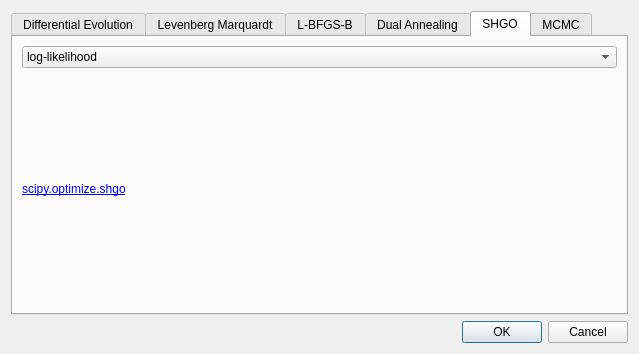
Qt form refnx/reflect/_app/ui/optimisation.ui (refnx/refnx) before a commit.
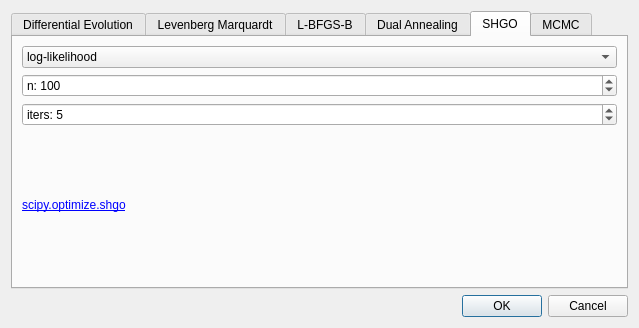
The same form after that commit. The open tabs and pages were chosen to show the change.

Commit message: ENH: add shgo keyword parameters to gui

Diff of the .ui file:
```diff
--- a/refnx/reflect/_app/ui/optimisation.ui
+++ b/refnx/reflect/_app/ui/optimisation.ui
@@ -10,7 +10,7 @@
     <x>0</x>
     <y>0</y>
     <width>639</width>
-    <height>354</height>
+    <height>328</height>
    </rect>
   </property>
   <property name="windowTitle">
@@ -605,6 +605,22 @@
        <string>SHGO</string>
       </attribute>
       <layout class="QGridLayout" name="gridLayout_5">
+       <item row="1" column="0">
+        <widget class="QSpinBox" name="shgo_n">
+         <property name="prefix">
+          <string>n: </string>
+         </property>
+         <property name="minimum">
+          <number>1</number>
+         </property>
+         <property name="maximum">
+          <number>2000</number>
+         </property>
+         <property name="value">
+          <number>100</number>
+         </property>
+        </widget>
+       </item>
        <item row="0" column="0">
         <widget class="QComboBox" name="shgo_target">
          <property name="toolTip">
@@ -628,7 +644,7 @@
          </item>
         </widget>
        </item>
-       <item row="1" column="0">
+       <item row="3" column="0">
         <widget class="QLabel" name="label_4">
          <property name="text">
           <string>&lt;html&gt;&lt;head/&gt;&lt;body&gt;&lt;p&gt;&lt;a href=&quot;https://docs.scipy.org/doc/scipy/reference/generated/scipy.optimize.shgo.html#scipy.optimize.shgo&quot;&gt;&lt;span style=&quot; text-decoration: underline; color:#0000ff;&quot;&gt;scipy.optimize.shgo&lt;/span&gt;&lt;/a&gt;&lt;/p&gt;&lt;/body&gt;&lt;/html&gt;</string>
@@ -650,6 +666,22 @@
          </property>
         </widget>
        </item>
+       <item row="2" column="0">
+        <widget class="QSpinBox" name="shgo_iters">
+         <property name="prefix">
+          <string>iters: </string>
+         </property>
+         <property name="minimum">
+          <number>1</number>
+         </property>
+         <property name="maximum">
+          <number>1000</number>
+         </property>
+         <property name="value">
+          <number>5</number>
+         </property>
+        </widget>
+       </item>
       </layout>
      </widget>
      <widget class="QWidget" name="tab_6">
```
The commit also changes 2 other files.
